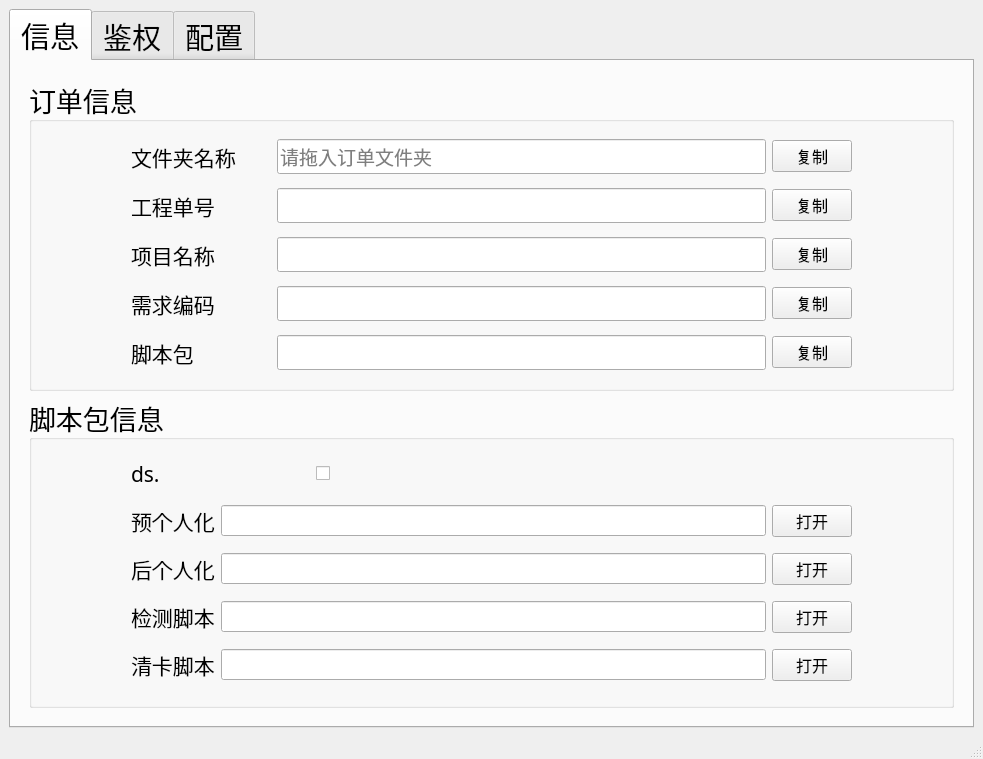
Above: res/ui/main_window.ui from zelviner/DataHandler before the change. Below: the same form after it.
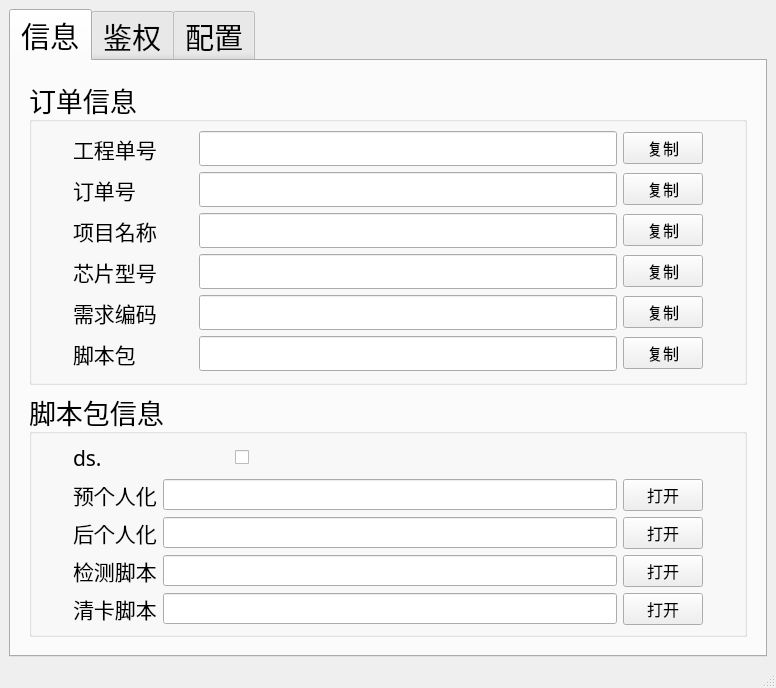
That is the form after the change.

What changed in the file:
```diff
--- a/res/ui/main_window.ui
+++ b/res/ui/main_window.ui
@@ -6,8 +6,8 @@
    <rect>
     <x>0</x>
     <y>0</y>
-    <width>983</width>
-    <height>759</height>
+    <width>776</width>
+    <height>675</height>
    </rect>
   </property>
   <property name="windowTitle">
@@ -33,7 +33,7 @@
        <layout class="QHBoxLayout" name="horizontalLayout">
         <item>
          <widget class="QWidget" name="add_dir_widget" native="true">
-          <layout class="QVBoxLayout" name="verticalLayout_3">
+          <layout class="QVBoxLayout" name="verticalLayout_3" stretch="3,2">
            <item>
             <widget class="QGroupBox" name="groupBox_2">
              <property name="font">
@@ -45,7 +45,7 @@
              <property name="title">
               <string>订单信息</string>
              </property>
-             <layout class="QHBoxLayout" name="horizontalLayout_25" stretch="1,8,1">
+             <layout class="QHBoxLayout" name="horizontalLayout_39" stretch="1,20,1">
               <item>
                <spacer name="horizontalSpacer">
                 <property name="orientation">
@@ -72,7 +72,7 @@
                      </font>
                     </property>
                     <property name="text">
-                     <string>文件夹名称</string>
+                     <string>工程单号</string>
                     </property>
                    </widget>
                   </item>
@@ -97,12 +97,58 @@
                      <bool>true</bool>
                     </property>
                     <property name="placeholderText">
-                     <string>请拖入订单文件夹</string>
+                     <string/>
                     </property>
                    </widget>
                   </item>
                   <item>
-                   <widget class="QPushButton" name="dir_name_btn">
+                   <widget class="QPushButton" name="project_number_btn">
+                    <property name="font">
+                     <font>
+                      <family>微软雅黑</family>
+                      <pointsize>12</pointsize>
+                     </font>
+                    </property>
+                    <property name="text">
+                     <string>复制</string>
+                    </property>
+                   </widget>
+                  </item>
+                 </layout>
+                </item>
+                <item>
+                 <layout class="QHBoxLayout" name="horizontalLayout_25" stretch="2,7,1">
+                  <item>
+                   <widget class="QLabel" name="script_package_2">
+                    <property name="font">
+                     <font>
+                      <family>微软雅黑</family>
+                      <pointsize>16</pointsize>
+                     </font>
+                    </property>
+                    <property name="text">
+                     <string>订单号</string>
+                    </property>
+                   </widget>
+                  </item>
+                  <item>
+                   <widget class="QLineEdit" name="order_number_line">
+                    <property name="enabled">
+                     <bool>true</bool>
+                    </property>
+                    <property name="font">
+                     <font>
+                      <family>微软雅黑</family>
+                      <pointsize>14</pointsize>
+                     </font>
+                    </property>
+                    <property name="readOnly">
+                     <bool>true</bool>
+                    </property>
+                   </widget>
+                  </item>
+                  <item>
+                   <widget class="QPushButton" name="order_number_btn">
                     <property name="font">
                      <font>
                       <family>微软雅黑</family>
@@ -127,52 +173,6 @@
                      </font>
                     </property>
                     <property name="text">
-                     <string>工程单号</string>
-                    </property>
-                   </widget>
-                  </item>
-                  <item>
-                   <widget class="QLineEdit" name="order_id_line">
-                    <property name="enabled">
-                     <bool>true</bool>
-                    </property>
-                    <property name="font">
-                     <font>
-                      <family>微软雅黑</family>
-                      <pointsize>14</pointsize>
-                     </font>
-                    </property>
-                    <property name="readOnly">
-                     <bool>true</bool>
-                    </property>
-                   </widget>
-                  </item>
-                  <item>
-                   <widget class="QPushButton" name="order_id_btn">
-                    <property name="font">
-                     <font>
-                      <family>微软雅黑</family>
-                      <pointsize>12</pointsize>
-                     </font>
-                    </property>
-                    <property name="text">
-                     <string>复制</string>
-                    </property>
-                   </widget>
-                  </item>
-                 </layout>
-                </item>
-                <item>
-                 <layout class="QHBoxLayout" name="horizontalLayout_4" stretch="2,7,1">
-                  <item>
-                   <widget class="QLabel" name="project_name">
-                    <property name="font">
-                     <font>
-                      <family>微软雅黑</family>
-                      <pointsize>16</pointsize>
-                     </font>
-                    </property>
-                    <property name="text">
                      <string>项目名称</string>
                     </property>
                    </widget>
@@ -208,6 +208,52 @@
                   </item>
                  </layout>
                 </item>
+                <item>
+                 <layout class="QHBoxLayout" name="horizontalLayout_4" stretch="2,7,1">
+                  <item>
+                   <widget class="QLabel" name="project_name">
+                    <property name="font">
+                     <font>
+                      <family>微软雅黑</family>
+                      <pointsize>16</pointsize>
+                     </font>
+                    </property>
+                    <property name="text">
+                     <string>芯片型号</string>
+                    </property>
+                   </widget>
+                  </item>
+                  <item>
+                   <widget class="QLineEdit" name="chip_model_line">
+                    <property name="enabled">
+                     <bool>true</bool>
+                    </property>
+                    <property name="font">
+                     <font>
+                      <family>微软雅黑</family>
+                      <pointsize>14</pointsize>
+                     </font>
+                    </property>
+                    <property name="readOnly">
+                     <bool>true</bool>
+                    </property>
+                   </widget>
+                  </item>
+                  <item>
+                   <widget class="QPushButton" name="chip_model_btn">
+                    <property name="font">
+                     <font>
+                      <family>微软雅黑</family>
+                      <pointsize>12</pointsize>
+                     </font>
+                    </property>
+                    <property name="text">
+                     <string>复制</string>
+                    </property>
+                   </widget>
+                  </item>
+                 </layout>
+                </item>
                 <item>
                  <layout class="QHBoxLayout" name="horizontalLayout_5" stretch="2,7,1">
                   <item>
@@ -332,7 +378,7 @@
              <property name="title">
               <string>脚本包信息</string>
              </property>
-             <layout class="QHBoxLayout" name="horizontalLayout_27" stretch="1,8,1">
+             <layout class="QHBoxLayout" name="horizontalLayout_27" stretch="1,20,1">
               <item>
                <spacer name="horizontalSpacer_3">
                 <property name="orientation">
```
Left out of the diff: 65 changed lines with no effect on the pictures. Lines whose indentation alone changed are shown as unchanged.
